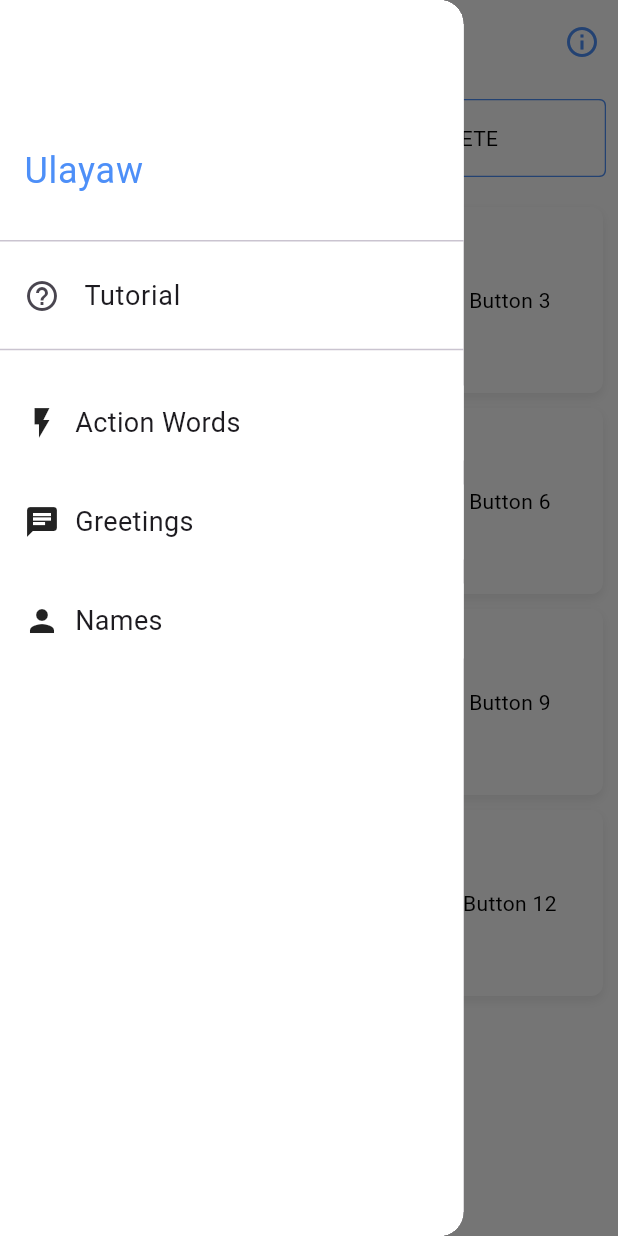
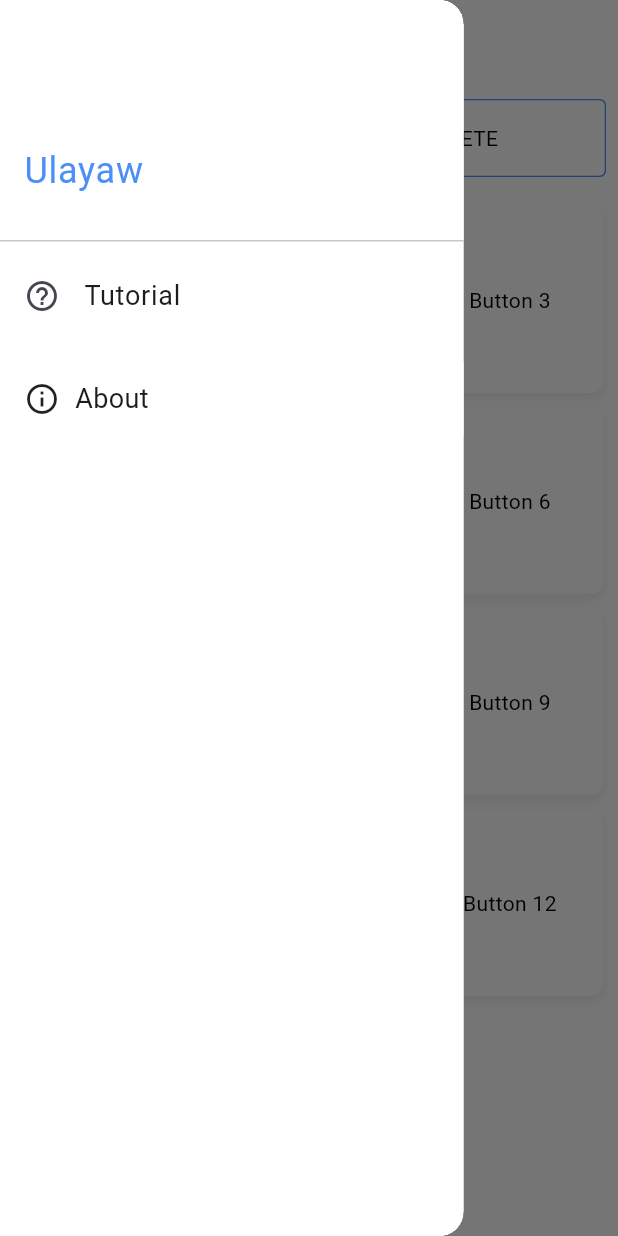
Before and after one commit to PatsyJoseph/cc206-aac_app, a Flutter app: the screen it shows after launch, with the side drawer open, on a phone screen of 412 x 824 dp. Run offline on Flutter 3.47's test engine with Material 3 defaults, Android fonts, the phone set to English and light mode, and no system bars; our stand-ins replace audioplayers, file_picker, image_picker, shared_preferences.

Commit message:
Moved the About to Drawer and removed the info icon.

```diff
--- a/lib/features/main_page.dart
+++ b/lib/features/main_page.dart
@@ -204,19 +204,6 @@ class _MainPageState extends State<MainPage> with TickerProviderStateMixin {
     return Scaffold(
       backgroundColor: Colors.white,
       appBar: AppBar(
-        actions: [
-          IconButton(
-            icon: Icon(Icons.info_outline),
-            color: Color(0xFF4D8FF8),
-            onPressed: () {
-              // Tap or press gesture for About icon: Navigates to the AboutPage when tapped.
-              Navigator.push(
-                context,
-                MaterialPageRoute(builder: (context) => AboutPage()),
-              );
-            },
-          ),
-        ],
         backgroundColor: Colors.white,
         elevation: 0,
       ),
@@ -265,76 +252,29 @@ class _MainPageState extends State<MainPage> with TickerProviderStateMixin {
                     );
                   },
                 ),
-                Divider(),
                 SizedBox(height: 16),
                 InkWell(
                   onTap: () {
                     setState(() {
-                      activeButton = 'Action Words';
+                      activeButton = 'About';
                     });
                     Navigator.pop(context);
+                    Navigator.push(
+                      context,
+                      MaterialPageRoute(builder: (context) => AboutPage()),
+                    );
                   },
                   child: Container(
                     padding: EdgeInsets.symmetric(horizontal: 16, vertical: 12),
-                    color: activeButton == 'Action Words'
+                    color: activeButton == 'About'
                         ? Color(0xFFD2D9F5)
                         : Colors.white,
                     child: Row(
                       children: [
-                        Icon(Icons.flash_on),
+                        Icon(Icons.info_outline),
                         SizedBox(width: 10),
                         Text(
-                          'Action Words',
-                          style: TextStyle(fontSize: 18),
-                        ),
-                      ],
-                    ),
-                  ),
-                ),
-                SizedBox(height: 16),
-                InkWell(
-                  onTap: () {
-                    setState(() {
-                      activeButton = 'Greetings';
-                    });
-                    Navigator.pop(context);
-                  },
-                  child: Container(
-                    padding: EdgeInsets.symmetric(horizontal: 16, vertical: 12),
-                    color: activeButton == 'Greetings'
-                        ? Color(0xFFD2D9F5)
-                        : Colors.white,
-                    child: Row(
-                      children: [
-                        Icon(Icons.chat),
-                        SizedBox(width: 10),
-                        Text(
-                          'Greetings',
-                          style: TextStyle(fontSize: 18),
-                        ),
-                      ],
-                    ),
-                  ),
-                ),
-                SizedBox(height: 16),
-                InkWell(
-                  onTap: () {
-                    setState(() {
-                      activeButton = 'Names';
-                    });
-                    Navigator.pop(context);
-                  },
-                  child: Container(
-                    padding: EdgeInsets.symmetric(horizontal: 16, vertical: 12),
-                    color: activeButton == 'Names'
-                        ? Color(0xFFD2D9F5)
-                        : Colors.white,
-                    child: Row(
-                      children: [
-                        Icon(Icons.person),
-                        SizedBox(width: 10),
-                        Text(
-                          'Names',
+                          'About',
                           style: TextStyle(fontSize: 18),
                         ),
                       ],
```
